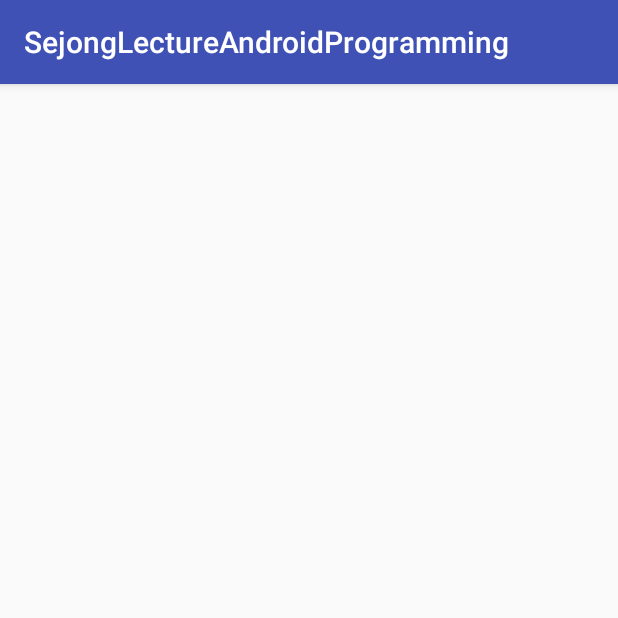
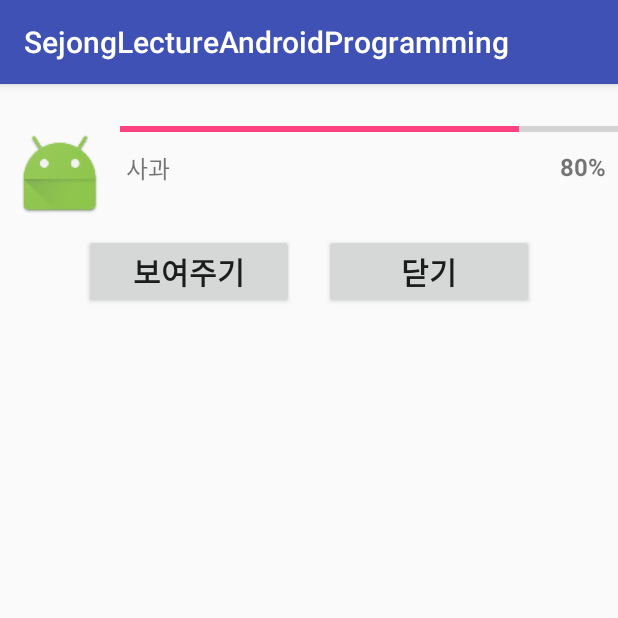
Before and after one commit to antaehyeon/SejongLecture_AndroidProgramming, an Android app: the ProgressBarActivity screen opened directly, with no data from a screen before it, on a phone screen of 412 x 824 dp, the top half of it. Run offline under Robolectric (Android 15) with nearby library versions, the phone set to English and light mode, and no system bars.

```diff
--- a/Android_Lecture_example/app/src/main/AndroidManifest.xml
+++ b/Android_Lecture_example/app/src/main/AndroidManifest.xml
@@ -40,7 +40,8 @@
         <activity android:name=".FocusActivity" />
         <activity android:name=".ToastActivity" />
         <activity android:name=".DialogActivity" />
-        <activity android:name=".ProgressBarActivity"></activity>
+        <activity android:name=".ProgressBarActivity" />
+        <activity android:name=".FragmentActivity"></activity>
     </application>
 
 </manifest>
--- a/Android_Lecture_example/app/src/main/java/com/example/hyeon/sejonglectureandroidprogramming/ProgressBarActivity.java
+++ b/Android_Lecture_example/app/src/main/java/com/example/hyeon/sejonglectureandroidprogramming/ProgressBarActivity.java
@@ -1,13 +1,49 @@
 package com.example.hyeon.sejonglectureandroidprogramming;
 
+import android.app.ProgressDialog;
 import android.support.v7.app.AppCompatActivity;
 import android.os.Bundle;
+import android.view.View;
+import android.widget.Button;
+import android.widget.ProgressBar;
 
 public class ProgressBarActivity extends AppCompatActivity {
+
+    Button  showProgressButton,
+            closeProgressButton;
+
+    ProgressDialog dialog;
 
     @Override
     protected void onCreate(Bundle savedInstanceState) {
         super.onCreate(savedInstanceState);
         setContentView(R.layout.activity_progress_bar);
+
+        // 프로그레스 바 구현 부분
+        ProgressBar progressBar = (ProgressBar) findViewById(R.id.progressBar);
+        progressBar.setIndeterminate(false);
+        progressBar.setMax(100);
+        progressBar.setProgress(80);
+
+        showProgressButton = (Button) findViewById(R.id.btn_showProgressBar);
+        showProgressButton.setOnClickListener(new Button.OnClickListener() {
+            @Override
+            public void onClick(View view) {
+                dialog = new ProgressDialog(ProgressBarActivity.this);
+                dialog.setProgressStyle(ProgressDialog.STYLE_SPINNER);
+                dialog.setMessage("데이터를 확인하는 중입니다");
+                dialog.show();
+            }
+        });
+
+        closeProgressButton = (Button) findViewById(R.id.btn_closeProgressBar);
+        closeProgressButton.setOnClickListener(new View.OnClickListener() {
+            @Override
+            public void onClick(View view) {
+                if (dialog != null) {
+                    dialog.dismiss();
+                } // if
+            } // onClick
+        }); // closeProgressButton
     }
 }
--- a/Android_Lecture_example/app/src/main/res/layout/activity_main.xml
+++ b/Android_Lecture_example/app/src/main/res/layout/activity_main.xml
@@ -57,6 +57,12 @@
                 android:layout_width="wrap_content"
                 android:layout_height="wrap_content"
                 android:text="progressBar"/>
+
+            <Button
+                android:id="@+id/btn_fragment"
+                android:layout_width="wrap_content"
+                android:layout_height="wrap_content"
+                android:text="Fragment"/>
         </TableRow>
     </TableLayout>
 
--- a/Android_Lecture_example/app/src/main/res/layout/activity_progress_bar.xml
+++ b/Android_Lecture_example/app/src/main/res/layout/activity_progress_bar.xml
@@ -1,9 +1,89 @@
 <?xml version="1.0" encoding="utf-8"?>
-<android.support.constraint.ConstraintLayout xmlns:android="http://schemas.android.com/apk/res/android"
+<LinearLayout xmlns:android="http://schemas.android.com/apk/res/android"
     xmlns:app="http://schemas.android.com/apk/res-auto"
     xmlns:tools="http://schemas.android.com/tools"
     android:layout_width="match_parent"
     android:layout_height="match_parent"
-    tools:context="com.example.hyeon.sejonglectureandroidprogramming.ProgressBarActivity">
+    tools:context="com.example.hyeon.sejonglectureandroidprogramming.ProgressBarActivity"
+    android:orientation="vertical">
 
-</android.support.constraint.ConstraintLayout>
+    <LinearLayout
+        android:layout_width="match_parent"
+        android:layout_height="wrap_content"
+        android:orientation="horizontal"
+        android:layout_marginTop="20dp">
+
+        <ImageView
+            android:id="@+id/iconItem"
+            android:layout_width="80dp"
+            android:layout_height="80dp"
+            android:padding="10dp"
+            android:layout_gravity="center_horizontal"
+            android:src="@mipmap/ic_launcher"/>
+
+        <LinearLayout
+            android:layout_width="match_parent"
+            android:layout_height="wrap_content"
+            android:orientation="vertical">
+
+            <ProgressBar
+                style="?android:attr/progressBarStyleHorizontal"
+                android:id="@+id/progressBar"
+                android:layout_width="match_parent"
+                android:layout_height="wrap_content"
+                android:indeterminateOnly="false"
+                android:minHeight="20dp"
+                android:maxHeight="20dp"
+                android:max="100"/>
+
+            <RelativeLayout
+                android:layout_width="wrap_content"
+                android:layout_height="wrap_content"
+                android:padding="4dp">
+
+                <TextView
+                    android:id="@+id/dataItem01"
+                    android:layout_width="wrap_content"
+                    android:layout_height="wrap_content"
+                    android:textSize="16dp"
+                    android:text="사과"/>
+
+                <TextView
+                    android:id="@+id/dataItem02"
+                    android:layout_width="wrap_content"
+                    android:layout_height="wrap_content"
+                    android:layout_alignParentRight="true"
+                    android:textSize="16dp"
+                    android:textStyle="bold"
+                    android:paddingRight="4dp"
+                    android:text="80%"/>
+            </RelativeLayout>
+        </LinearLayout>
+    </LinearLayout>
+
+    <LinearLayout
+        android:layout_width="wrap_content"
+        android:layout_height="wrap_content"
+        android:orientation="horizontal"
+        android:layout_gravity="center_horizontal">
+
+        <Button
+            android:id="@+id/btn_showProgressBar"
+            android:layout_width="140dp"
+            android:layout_height="wrap_content"
+            android:text="보여주기"
+            android:textSize="20dp"
+            android:textStyle="bold"/>
+
+        <Button
+            android:id="@+id/btn_closeProgressBar"
+            android:layout_width="140dp"
+            android:layout_height="wrap_content"
+            android:layout_marginLeft="20dp"
+            android:text="닫기"
+            android:textSize="20dp"
+            android:textStyle="bold"/>
+
+    </LinearLayout>
+
+</LinearLayout>
```
Also changed, not shown: Android_Lecture_example/app/src/main/java/com/example/hyeon/sejonglectureandroidprogramming/FragmentActivity.java (added, +27 -0 lines), Android_Lecture_example/app/src/main/java/com/example/hyeon/sejonglectureandroidprogramming/MainActivity.java (+9 -0 lines), Android_Lecture_example/app/src/main/java/com/example/hyeon/sejonglectureandroidprogramming/MainFragment.java (added, +34 -0 lines), Android_Lecture_example/app/src/main/java/com/example/hyeon/sejonglectureandroidprogramming/MenuFragment.java (added, +32 -0 lines), Android_Lecture_example/app/src/main/res/layout/activity_fragment.xml (added, +13 -0 lines), Android_Lecture_example/app/src/main/res/layout/fragment_main.xml (added, +18 -0 lines), Android_Lecture_example/app/src/main/res/layout/fragment_menu.xml (added, +20 -0 lines).
